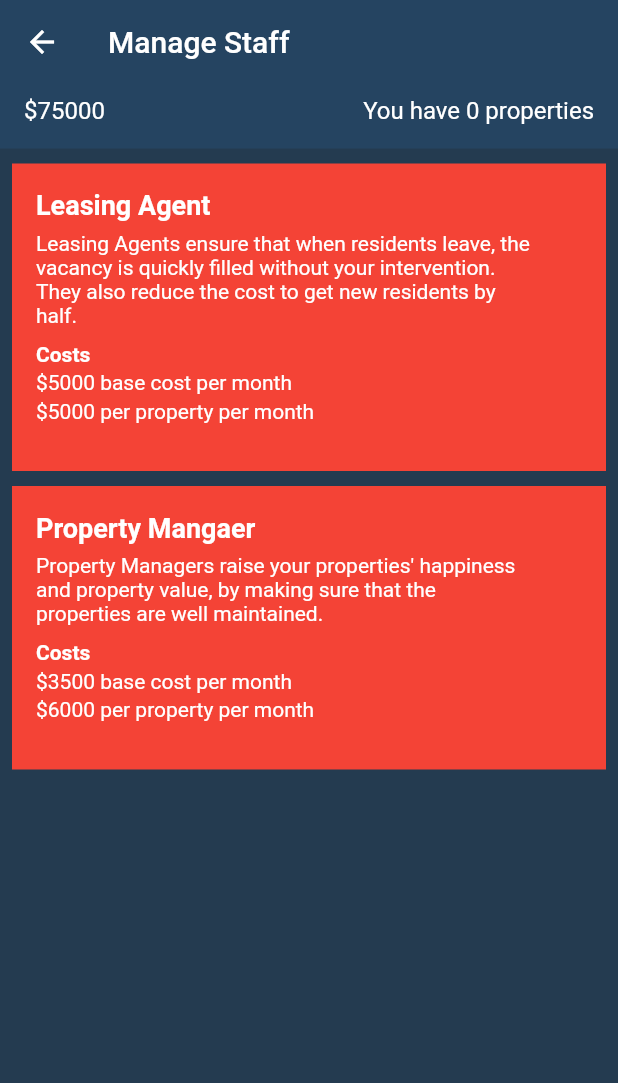
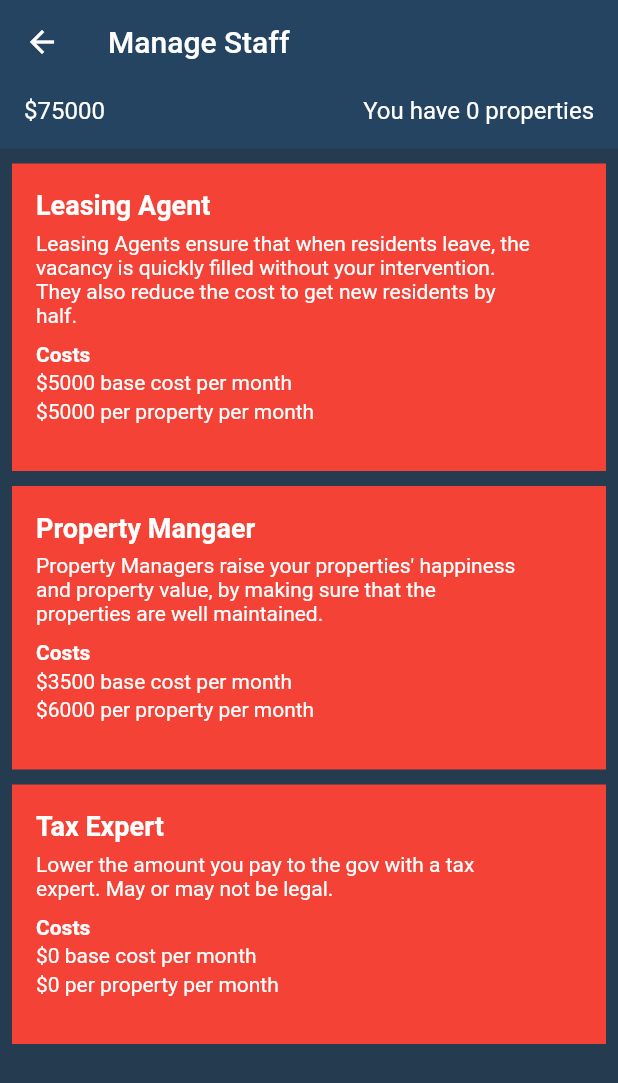
Before and after one commit to josephrcox/flutter-landlord-simulator, a Flutter app: the GameScreen screen opened directly, after a tap on "Manage Staff", on a phone screen of 412 x 824 dp. Shown: the top 1083 px of the screen. Run offline on Flutter 3.47's test engine with Material 2 defaults, Android fonts, the phone set to English and light mode, and no system bars; our stand-ins replace fl_chart, flutter_riverpod, flutter_slidable, isar; accounts and stored records are empty; generated files the repository leaves out were written again.

Commit message:
staff - tax expert

```diff
--- a/lib/configSettings.dart
+++ b/lib/configSettings.dart
@@ -10,6 +10,20 @@ const Map<String, dynamic> gameSettings = {
   "level3maxResidents": 50,
   "level4maxResidents": 75,
   "propertyManagerHappinessImpact": 20,
+  "taxRates": [
+    0.185,
+    0.25,
+    0.325,
+    0.45,
+    0.55
+  ],
+  "taxRateBreakpoints": [
+    150000,
+    400000,
+    750000,
+    1500000,
+    3000000
+  ],
 };
 
 const upgradeInfo = {
@@ -123,6 +137,15 @@ const staffInfo = {
     "baseMonthlyCost": 3500,
     "monthlyCostPerProperty": 6000
   },
+  "taxExpert": {
+    "name": "Tax Expert",
+    "desc":
+        "Lower the amount you pay to the gov with a tax expert. May or may not be legal.",
+    "cost": 0,
+    "baseMonthlyCost": 0,
+    "monthlyCostPerProperty": 0,
+    "percentageOfAllProfit": 0.1
+  },
 };
 
 const situationsList = [
--- a/lib/models/gameSave.dart
+++ b/lib/models/gameSave.dart
@@ -118,6 +118,7 @@ class Staff {
   List<String> staffOptions = [
     'leasingAgent',
     'propertyManager',
+    'taxExpert'
   ];
 
   List<bool> staffValues = [
--- a/lib/provider/provider.dart
+++ b/lib/provider/provider.dart
@@ -244,6 +244,8 @@ class SaveProvider with ChangeNotifier {
         _save!.plotList!.plots![i].happiness +=
             gameSettings['propertyManagerHappinessImpact'] as int;
       }
+    } else if (staffName == 'taxExpert' && toggleTo == false) {
+      calculateTaxRateChanges(_save!, _save!.rulesTaxRate, _save!.money, true);
     }
 
     if (toggleTo == true) {
@@ -408,7 +410,8 @@ void loop(Isar isar, save, resetting) async {
   save?.money += profit;
 
   //// Adjust tax rate based on money in bank
-  save?.rulesTaxRate = calculateTaxRateChanges(save?.rulesTaxRate, save?.money);
+  save?.rulesTaxRate =
+      calculateTaxRateChanges(save, save?.rulesTaxRate, save?.money, false);
 
   //// Check if game over
   save.gameOver = checkIfGameOver(save);
@@ -446,7 +449,7 @@ GameSave calculateResidentsLeaving(GameSave save) {
     }
     final random = Random();
     final target =
-        (plot.happiness / 2).floor() * ((save.economyHealth * 1) / 100).floor();
+        (plot.happiness / 3).floor() * ((save.economyHealth * 1) / 100).floor();
     final roll = random.nextInt(target + 1);
 
     if ((roll == target || save.economyHealth < 25) && plot.residents > 0) {
@@ -534,18 +537,37 @@ int calculateUpgradesProfitAndLoss(int profit, List<Plot>? plots) {
   return profit;
 }
 
-double calculateTaxRateChanges(double taxRate, int money) {
-  if (money < 100000) {
-    taxRate = 0.185;
-  } else if (money < 250000) {
-    taxRate = 0.25;
-  } else if (money < 1000000) {
-    taxRate = 0.325;
-  } else if (money < 2500000) {
-    taxRate = 0.40;
+double calculateTaxRateChanges(
+    GameSave save, double taxRate, int money, bool override) {
+  if (save.infoDay % 30 != 0 && !override) {
+    return taxRate;
+  }
+  final hasTaxExpert = save.staff
+          ?.staffValues[save.staff?.staffOptions.indexOf("taxExpert") ?? -1] ??
+      false;
+
+  if (money < gameSettings['taxRateBreakpoints'][0]) {
+    taxRate = gameSettings['taxRates'][0];
+  } else if (money < gameSettings['taxRateBreakpoints'][1]) {
+    taxRate = gameSettings['taxRates'][1];
+  } else if (money < gameSettings['taxRateBreakpoints'][2]) {
+    taxRate = gameSettings['taxRates'][2];
+  } else if (money < gameSettings['taxRateBreakpoints'][3]) {
+    taxRate = gameSettings['taxRates'][3];
   } else {
-    taxRate = 0.5;
+    taxRate = gameSettings['taxRates'][4];
   }
+
+  print('rate:$taxRate');
+  if (hasTaxExpert) {
+    final random = Random();
+    // between 0.3 and 0.7
+    final randomModifier = random.nextDouble() * 0.4 + 0.3;
+    // round to 2 decimal places
+    taxRate = (taxRate * randomModifier * 100).round() / 100;
+  }
+  print('rate:$taxRate');
+  print('rate-----');
 
   return taxRate;
 }
@@ -562,6 +584,10 @@ int calculateStaffCosts(int profit, Staff? staff, int propertyCount) {
       profit -= ((staffConfig?['monthlyCostPerProperty'] as num).toInt() *
               propertyCount) ~/
           30;
+      if (staffConfig?['percentageOfAllProfit'] != null) {
+        profit -=
+            (profit * (staffConfig?['percentageOfAllProfit'] as num)).toInt();
+      }
     }
   }
 
@@ -682,7 +708,8 @@ int calculatePropertyTaxes(int profit, List<Plot>? plots) {
     return profit;
   }
   for (var plot in plots) {
-    profit -= (2000 / 30).floor();
+    print((plot.propertyValue / 50 / 30).floor());
+    profit -= (plot.propertyValue / 50 / 30).floor();
   }
 
   return profit;
--- a/lib/screens/gamescreen.dart
+++ b/lib/screens/gamescreen.dart
@@ -82,13 +82,12 @@ class _GameScreenState extends ConsumerState<GameScreen>
               Map<String, bool> upgradesMap = {};
               for (int i = 0;
                   i <
-                      propertyList!.plots![plotIndex].plotUpgrades!
-                          .amenOptions.length;
+                      propertyList!
+                          .plots![plotIndex].plotUpgrades!.amenOptions.length;
                   i++) {
                 upgradesMap[propertyList
                         .plots![plotIndex].plotUpgrades!.amenOptions[i]] =
-                    propertyList
-                        .plots![plotIndex].plotUpgrades!.amenValues[i];
+                    propertyList.plots![plotIndex].plotUpgrades!.amenValues[i];
               }
 
               var upgradeListString = "";
@@ -200,7 +199,8 @@ class _GameScreenState extends ConsumerState<GameScreen>
                         ],
                       ),
                       child: Container(
-                        padding: const EdgeInsets.symmetric(vertical: 16, horizontal: 16),
+                        padding: const EdgeInsets.symmetric(
+                            vertical: 16, horizontal: 16),
                         child: Row(
                           crossAxisAlignment: CrossAxisAlignment.center,
                           children: [
@@ -404,7 +404,6 @@ class _GameScreenState extends ConsumerState<GameScreen>
                                 ],
                               ),
                             ),
-
                           ],
                         ),
                       ),
@@ -574,7 +573,12 @@ class _GameScreenState extends ConsumerState<GameScreen>
                     day: save.infoDay,
                     year: save.infoYear,
                     background: headerBackgroundColorARGB,
-                    taxRate: save.rulesTaxRate,
+                    // only go to 2 decimal places
+                    taxRate: save.rulesTaxRate.toDouble(),
+                    hasTaxExpert: save.staff?.staffValues[
+                            save.staff?.staffOptions.indexOf('taxExpert') ??
+                                -1] ??
+                        false,
                     avgProfit: avgProfit,
                     economyHealth: save.economyHealth,
                     context: context,
@@ -594,6 +598,7 @@ Widget headerWidget({
   required int year,
   required Color background,
   required double taxRate,
+  required bool hasTaxExpert,
   required double economyHealth,
   context,
 }) {
@@ -605,6 +610,20 @@ Widget headerWidget({
     moneyString = '\$$moneyString';
   }
 
+  final taxRateString = (taxRate * 100).toStringAsFixed(2);
+  var taxLevel;
+  if (money < gameSettings['taxRateBreakpoints'][0]) {
+    taxLevel = 0;
+  } else if (money < gameSettings['taxRateBreakpoints'][1]) {
+    taxLevel = 1;
+  } else if (money < gameSettings['taxRateBreakpoints'][2]) {
+    taxLevel = 2;
+  } else if (money < gameSettings['taxRateBreakpoints'][3]) {
+    taxLevel = 3;
+  } else {
+    taxLevel = 4;
+  }
+
   return Container(
     color: background,
     padding: const EdgeInsets.all(20),
@@ -614,18 +633,6 @@ Widget headerWidget({
         Column(
           crossAxisAlignment: CrossAxisAlignment.start,
           children: [
-            Text(
-              'Money: $moneyString // avg profit \$$avgProfit',
-            ),
-            const SizedBox(
-              height: 4,
-            ),
-            Text(
-              'Tax rate: ${taxRate * 100}%',
-            ),
-            const SizedBox(
-              height: 4,
-            ),
             InkWell(
               child: Text(
                 'Economy health: ${economyHealth.toStringAsFixed(2)} / 300',
@@ -661,6 +668,28 @@ Widget headerWidget({
                 );
               },
             ),
+            const SizedBox(
+              height: 4,
+            ),
+            Text(
+              'Money: $moneyString // avg profit \$$avgProfit',
+            ),
+            const SizedBox(
+              height: 4,
+            ),
+            Row(
+              children: [
+                Text(
+                  'Tax rate: $taxRateString%',
+                ),
+                if (hasTaxExpert)
+                  Text(
+                    ' (normally ${gameSettings['taxRates'][taxLevel] * 100}%)',
+                    style: const TextStyle(
+                        color: Color.fromARGB(255, 14, 222, 21)),
+                  ),
+              ],
+            ),
           ],
         ),
         Column(
```
